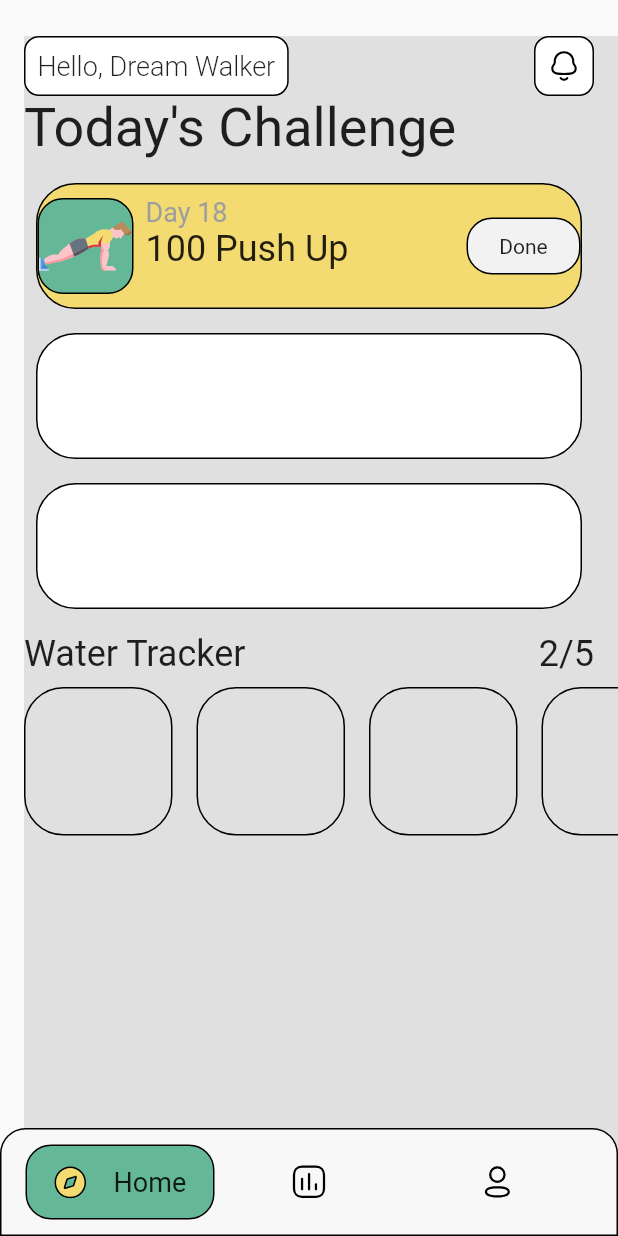
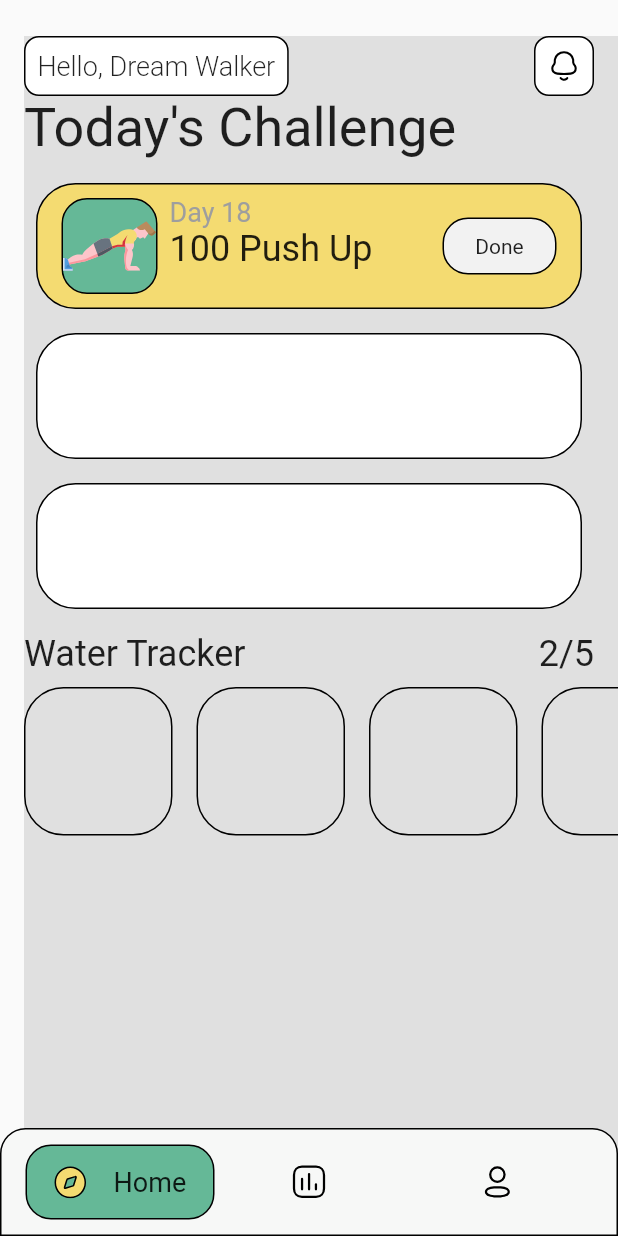
Before and after one commit to JAICHANGPARK/flutter_notebook_13th_story, a Flutter app: the HealthHomePage screen opened directly, on a phone screen of 412 x 824 dp. Run offline on Flutter 3.47's test engine with Material 2 defaults, Android fonts, the phone set to English and light mode, and no system bars; our stand-ins replace flutter_svg, get, google_fonts, hooks_riverpod, page_transition, timeago; missing offline and left inert: barcode; Roboto replaces fonts that are missing (Kanit).

Commit message:
Update health_home_page.dart

```diff
--- a/lib/ep833_health_app/ui/health_home_page.dart
+++ b/lib/ep833_health_app/ui/health_home_page.dart
@@ -86,6 +86,7 @@ class _HealthHomePageState extends State<HealthHomePage> {
                                   color: ColorSystem.yellow,
                                   borderRadius: BorderRadius.circular(26.3),
                                   border: Border.all(color: Colors.black)),
+                              padding: EdgeInsets.symmetric(horizontal: 16),
                               child: Row(
                                 children: [
                                   Container(
```
